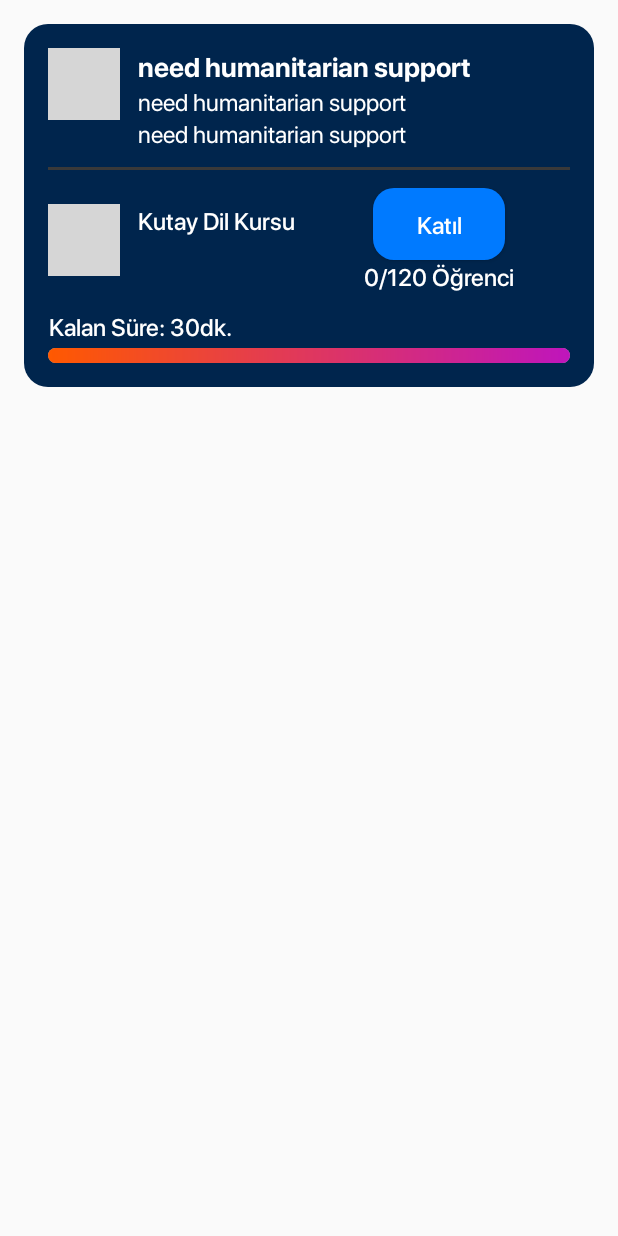
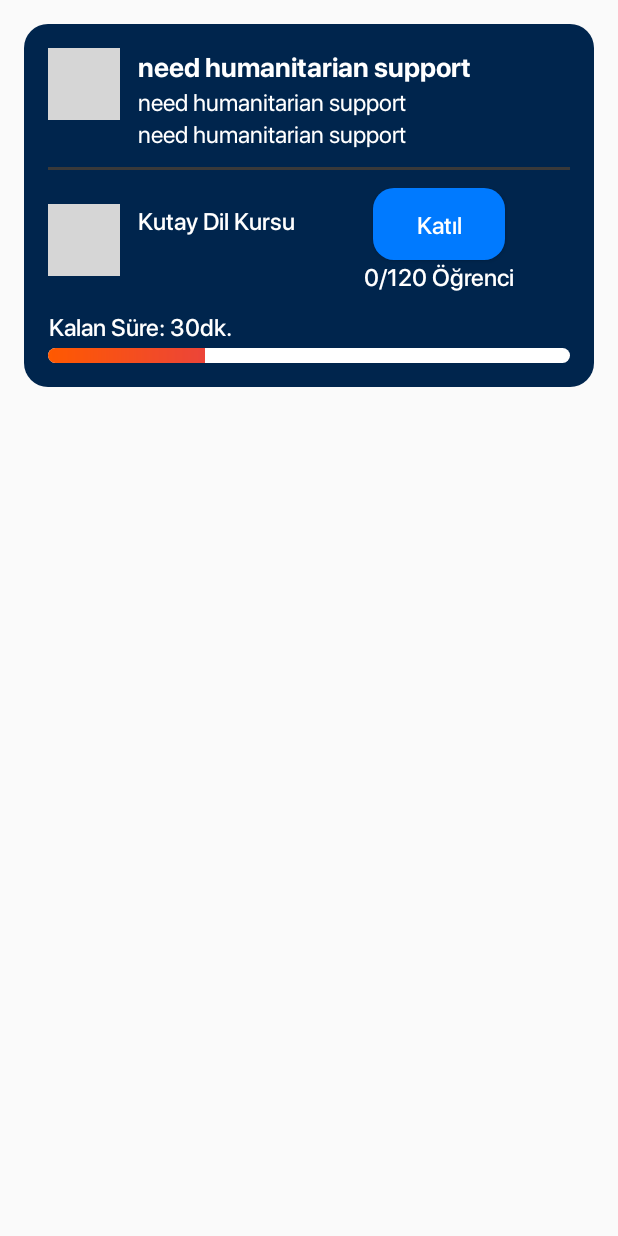
Before and after one commit to hidirektor/lingo44-mobile-android, an Android app: the layout list_item_voice_room.xml on its own in the app's theme, with its tools: preview values and no code run, on a phone screen of 412 x 824 dp. Run offline under Robolectric (Android 15) with nearby library versions, the phone set to English and light mode, and no system bars; grey boxes are pictures that could not be loaded.

Commit message:
Progress Bar Update
Signed-off-by: hidirektor <hidirektor@gmail.com>

```diff
--- a/app/src/main/java/com/hidirektor/lingify/UI/Screens/Dashboard/DashboardActivity.java
+++ b/app/src/main/java/com/hidirektor/lingify/UI/Screens/Dashboard/DashboardActivity.java
@@ -90,7 +90,7 @@ public class DashboardActivity extends BaseActivity {
         // 2 hours later
         Calendar calendar = Calendar.getInstance();
         calendar.setTimeInMillis(currentTimeMillis);
-        calendar.add(Calendar.HOUR, 2);
+        calendar.add(Calendar.MINUTE, 2);
         String endDate = new SimpleDateFormat("yyyy-MM-dd HH:mm:ss", Locale.getDefault()).format(calendar.getTime());
 
         // Adding rooms to the list
--- a/app/src/main/res/drawable/background_voice_room_progress_bar.xml
+++ b/app/src/main/res/drawable/background_voice_room_progress_bar.xml
@@ -1,19 +1,23 @@
 <?xml version="1.0" encoding="utf-8"?>
 <layer-list xmlns:android="http://schemas.android.com/apk/res/android">
-    <item>
-        <shape xmlns:android="http://schemas.android.com/apk/res/android">
-            <solid android:color="@android:color/darker_gray"/>
+    <!-- Background (before progress) -->
+    <item android:id="@android:id/background">
+        <shape>
+            <solid android:color="@color/body_primary" />
             <corners android:radius="5dp"/>
         </shape>
     </item>
 
-    <item>
-        <shape xmlns:android="http://schemas.android.com/apk/res/android">
+    <!-- Progress -->
+    <item android:id="@android:id/progress">
+        <clip>
+            <shape>
                 <gradient
                     android:startColor="@color/loading_skeleton_start"
                     android:endColor="@color/loading_skeleton_end"
                     android:angle="0"/>
                 <corners android:radius="5dp"/>
             </shape>
+        </clip>
     </item>
 </layer-list>
--- /dev/null
+++ b/app/src/main/res/drawable/icon_error_dark.xml
@@ -0,0 +1,10 @@
+<vector xmlns:android="http://schemas.android.com/apk/res/android"
+    android:width="24dp"
+    android:height="24dp"
+    android:viewportWidth="24"
+    android:viewportHeight="24">
+  <path
+      android:pathData="M12,4C7.582,4 4,7.582 4,12C4,16.418 7.582,20 12,20C16.418,20 20,16.418 20,12C20,7.582 16.418,4 12,4ZM2,12C2,6.477 6.477,2 12,2C17.523,2 22,6.477 22,12C22,17.523 17.523,22 12,22C6.477,22 2,17.523 2,12ZM9.293,9.293C9.683,8.902 10.317,8.902 10.707,9.293L12,10.586L13.293,9.293C13.683,8.902 14.317,8.902 14.707,9.293C15.098,9.683 15.098,10.317 14.707,10.707L13.414,12L14.707,13.293C15.098,13.683 15.098,14.317 14.707,14.707C14.317,15.098 13.683,15.098 13.293,14.707L12,13.414L10.707,14.707C10.317,15.098 9.683,15.098 9.293,14.707C8.902,14.317 8.902,13.683 9.293,13.293L10.586,12L9.293,10.707C8.902,10.317 8.902,9.683 9.293,9.293Z"
+      android:fillColor="#ffffff"
+      android:fillType="evenOdd"/>
+</vector>
--- /dev/null
+++ b/app/src/main/res/drawable/icon_error_light.xml
@@ -0,0 +1,10 @@
+<vector xmlns:android="http://schemas.android.com/apk/res/android"
+    android:width="24dp"
+    android:height="24dp"
+    android:viewportWidth="24"
+    android:viewportHeight="24">
+  <path
+      android:pathData="M12,4C7.582,4 4,7.582 4,12C4,16.418 7.582,20 12,20C16.418,20 20,16.418 20,12C20,7.582 16.418,4 12,4ZM2,12C2,6.477 6.477,2 12,2C17.523,2 22,6.477 22,12C22,17.523 17.523,22 12,22C6.477,22 2,17.523 2,12ZM9.293,9.293C9.683,8.902 10.317,8.902 10.707,9.293L12,10.586L13.293,9.293C13.683,8.902 14.317,8.902 14.707,9.293C15.098,9.683 15.098,10.317 14.707,10.707L13.414,12L14.707,13.293C15.098,13.683 15.098,14.317 14.707,14.707C14.317,15.098 13.683,15.098 13.293,14.707L12,13.414L10.707,14.707C10.317,15.098 9.683,15.098 9.293,14.707C8.902,14.317 8.902,13.683 9.293,13.293L10.586,12L9.293,10.707C8.902,10.317 8.902,9.683 9.293,9.293Z"
+      android:fillColor="#D53F36"
+      android:fillType="evenOdd"/>
+</vector>
--- a/app/src/main/res/values-night/themes.xml
+++ b/app/src/main/res/values-night/themes.xml
@@ -47,6 +47,7 @@
         <item name="lingifyDashboardBottomBarPracticesIcon">@drawable/icon_practices_dark</item>
         <item name="lingifyDashboardBottomBarStatsIcon">@drawable/icon_stat_dark</item>
         <item name="lingifyNotificationIcon">@drawable/icon_notification_dark</item>
+        <item name="lingifyErrorIcon">@drawable/icon_error_dark</item>
     </style>
 
     <style name="Theme.RemoveSplashScreenTheme" parent="@style/Theme.Lingify">
--- a/app/src/main/res/values/attrs.xml
+++ b/app/src/main/res/values/attrs.xml
@@ -33,5 +33,6 @@
         <attr name="lingifyDashboardBottomBarPracticesIcon" format="reference" />
         <attr name="lingifyDashboardBottomBarStatsIcon" format="reference" />
         <attr name="lingifyNotificationIcon" format="reference" />
+        <attr name="lingifyErrorIcon" format="reference" />
     </declare-styleable>
 </resources>
--- a/app/src/main/res/values/themes.xml
+++ b/app/src/main/res/values/themes.xml
@@ -47,6 +47,7 @@
         <item name="lingifyDashboardBottomBarPracticesIcon">@drawable/icon_practices_light</item>
         <item name="lingifyDashboardBottomBarStatsIcon">@drawable/icon_stat_light</item>
         <item name="lingifyNotificationIcon">@drawable/icon_notification_light</item>
+        <item name="lingifyErrorIcon">@drawable/icon_error_light</item>
     </style>
 
     <style name="Theme.RemoveSplashScreenTheme" parent="@style/Theme.Lingify">
```
Also changed, not shown: app/src/main/java/com/hidirektor/lingify/Utility/Models/VoiceRoom/Adapter/VoiceRoomAdapter.java (+68 -26 lines). Lines whose indentation alone changed are shown as unchanged.
